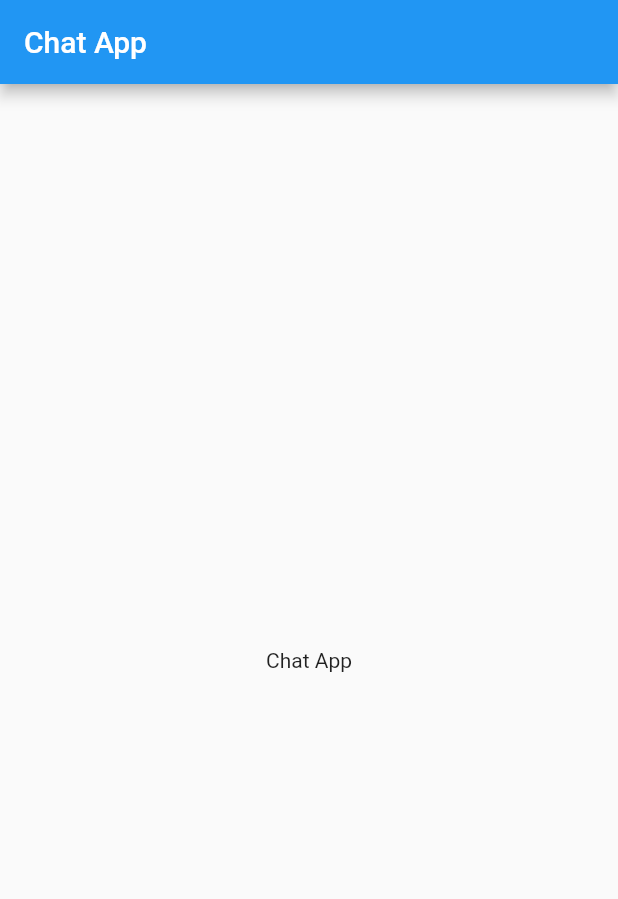
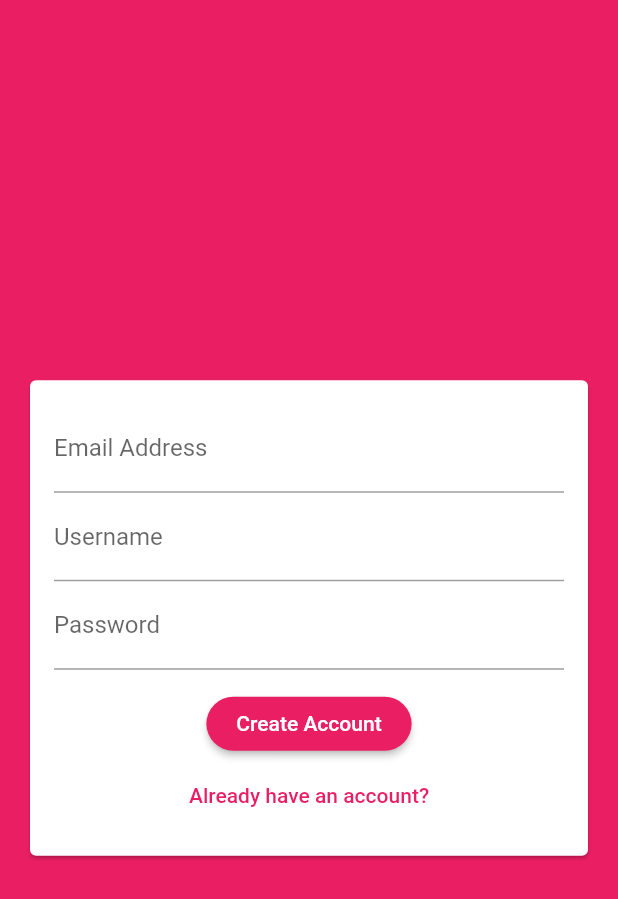
Before and after one commit to abubakrmuhammad/chat_app, a Flutter app: the screen it shows after launch, on a phone screen of 412 x 824 dp. Shown: the top 899 px of the screen. Run offline on Flutter 3.47's test engine with Material 2 defaults, Android fonts, the phone set to English and light mode, and no system bars; our stand-ins replace firebase_core; accounts and stored records are empty.

Commit message:
add auth screen

```diff
--- a/lib/main.dart
+++ b/lib/main.dart
@@ -1,6 +1,11 @@
 import 'package:flutter/material.dart';
+import 'package:firebase_core/firebase_core.dart';
 
-void main() {
+import './firebase_options.dart';
+
+import 'package:chat_app/screens/auth_screen.dart';
+
+void main() async {
   runApp(const MyApp());
 }
 
@@ -9,28 +14,26 @@ class MyApp extends StatelessWidget {
 
   @override
   Widget build(BuildContext context) {
-    return MaterialApp(
-      title: 'Flutter Demo',
-      theme: ThemeData(
-        primarySwatch: Colors.blue,
-      ),
-      home: const MyHomePage(),
-    );
+    return FutureBuilder(
+        future: Firebase.initializeApp(
+          options: DefaultFirebaseOptions.currentPlatform,
+        ),
+        builder: (context, snapshot) {
+          return MaterialApp(
+            title: 'Flutter Chat',
+            theme: ThemeData(
+              primarySwatch: Colors.pink,
+              elevatedButtonTheme: ElevatedButtonThemeData(
+                style: ElevatedButton.styleFrom(
+                  padding: const EdgeInsets.symmetric(horizontal: 20),
+                  shape: RoundedRectangleBorder(
+                    borderRadius: BorderRadius.circular(20),
+                  ),
+                ),
+              ),
+            ),
+            home: const AuthScreen(),
+          );
+        });
   }
 }
-
-class MyHomePage extends StatelessWidget {
-  const MyHomePage({Key? key}) : super(key: key);
-
-  @override
-  Widget build(BuildContext context) {
-    return Scaffold(
-      appBar: AppBar(
-        title: const Text('Chat App'),
-      ),
-      body: const Center(
-        child: Text('Chat App'),
-      ),
-    );
-  }
-}
--- /dev/null
+++ b/lib/screens/auth_screen.dart
@@ -0,0 +1,31 @@
+import 'package:flutter/material.dart';
+
+import 'package:chat_app/widgets/auth_form.dart';
+
+class AuthScreen extends StatefulWidget {
+  static const routeName = '/auth';
+
+  const AuthScreen({Key? key}) : super(key: key);
+
+  @override
+  State<AuthScreen> createState() => _AuthScreenState();
+}
+
+class _AuthScreenState extends State<AuthScreen> {
+  @override
+  Widget build(BuildContext context) {
+    final deviceSize = MediaQuery.of(context).size;
+
+    return Scaffold(
+      backgroundColor: Theme.of(context).primaryColor,
+      body: SingleChildScrollView(
+        child: SizedBox(
+          height: deviceSize.height,
+          width: deviceSize.width,
+          child: const AuthForm(),
+        ),
+      ),
+      resizeToAvoidBottomInset: false,
+    );
+  }
+}
--- /dev/null
+++ b/lib/widgets/auth_form.dart
@@ -0,0 +1,102 @@
+import 'package:flutter/material.dart';
+
+class AuthForm extends StatefulWidget {
+  const AuthForm({Key? key}) : super(key: key);
+
+  @override
+  State<AuthForm> createState() => _AuthFormState();
+}
+
+class _AuthFormState extends State<AuthForm> {
+  final _formKey = GlobalKey<FormState>();
+
+  bool _isLogin = false;
+
+  String _username = '';
+  String _email = '';
+  String _password = '';
+
+  void _submitHandler() {
+    final isValid = _formKey.currentState!.validate();
+    FocusScope.of(context).unfocus();
+
+    if (isValid) {
+      _formKey.currentState!.save();
+    }
+  }
+
+  @override
+  Widget build(BuildContext context) {
+    return Center(
+      child: Card(
+        margin: const EdgeInsets.all(20),
+        child: Padding(
+          padding: const EdgeInsets.all(16),
+          child: Form(
+            child: Column(
+              mainAxisSize: MainAxisSize.min,
+              children: [
+                TextFormField(
+                  key: const ValueKey('email'),
+                  keyboardType: TextInputType.emailAddress,
+                  decoration: const InputDecoration(labelText: 'Email Address'),
+                  validator: (value) {
+                    if (value == null ||
+                        value.isEmpty ||
+                        !value.contains('@')) {
+                      return 'Please provide a valid email address';
+                    }
+
+                    return null;
+                  },
+                  onSaved: (newValue) => _email = newValue!,
+                ),
+                if (!_isLogin)
+                  TextFormField(
+                    key: const ValueKey('username'),
+                    decoration: const InputDecoration(labelText: 'Username'),
+                    validator: (value) {
+                      if (value == null || value.isEmpty || value.length < 4) {
+                        return 'Please provide atleast 4 characters';
+                      }
+
+                      return null;
+                    },
+                    onSaved: (newValue) => _username = newValue!,
+                  ),
+                TextFormField(
+                  key: const ValueKey('password'),
+                  decoration: const InputDecoration(labelText: 'Password'),
+                  obscureText: true,
+                  validator: (value) {
+                    if (value == null || value.isEmpty || value.length < 7) {
+                      return 'Password must be atleast 7 characters long.';
+                    }
+
+                    return null;
+                  },
+                  onSaved: (newValue) => _password = newValue!,
+                ),
+                const SizedBox(height: 12),
+                ElevatedButton(
+                  onPressed: () {},
+                  child: Text(_isLogin ? 'Login' : 'Create Account'),
+                ),
+                TextButton(
+                  onPressed: () {
+                    setState(() {
+                      _isLogin = !_isLogin;
+                    });
+                  },
+                  child: Text(_isLogin
+                      ? 'Create new account'
+                      : 'Already have an account?'),
+                ),
+              ],
+            ),
+          ),
+        ),
+      ),
+    );
+  }
+}
--- a/pubspec.yaml
+++ b/pubspec.yaml
@@ -18,7 +18,7 @@ publish_to: 'none' # Remove this line if you wish to publish to pub.dev
 version: 1.0.0+1
 
 environment:
-  sdk: ">=2.17.6 <3.0.0"
+  sdk: '>=2.17.6 <3.0.0'
 
 # Dependencies specify other packages that your package needs in order to work.
 # To automatically upgrade your package dependencies to the latest versions
@@ -30,11 +30,11 @@ dependencies:
   flutter:
     sdk: flutter
 
-
   # The following adds the Cupertino Icons font to your application.
   # Use with the CupertinoIcons class for iOS style icons.
   cupertino_icons: ^1.0.2
   firebase_core: ^1.20.0
+  cloud_firestore: ^3.4.3
 
 dev_dependencies:
   flutter_test:
@@ -52,7 +52,6 @@ dev_dependencies:
 
 # The following section is specific to Flutter packages.
 flutter:
-
   # The following line ensures that the Material Icons font is
   # included with your application, so that you can use the icons in
   # the material Icons class.
```
Also changed, not shown: pubspec.lock, 1 other file.
